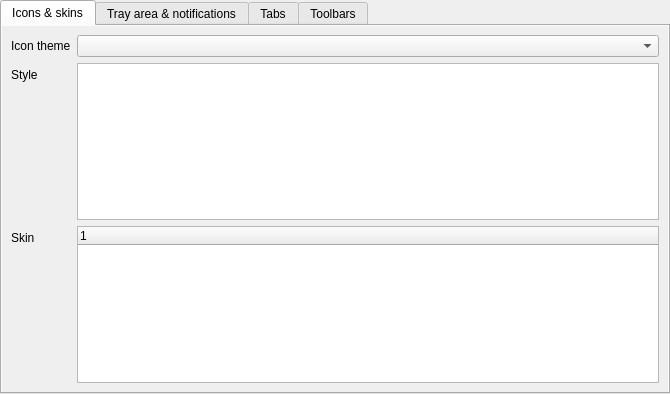
Old version of the form src/librssguard/gui/settings/settingsgui.ui in the repository norbusan/rssguard-debian.
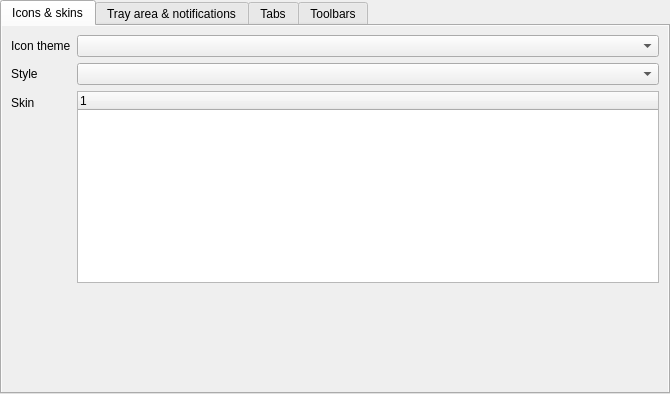
New version of the form. Custom widgets are drawn as their Qt base class.

What changed in the file:
```diff
--- a/src/librssguard/gui/settings/settingsgui.ui
+++ b/src/librssguard/gui/settings/settingsgui.ui
@@ -89,9 +89,6 @@
              </property>
             </widget>
            </item>
-           <item row="1" column="1">
-            <widget class="QListWidget" name="m_listStyles"/>
-           </item>
            <item row="2" column="0">
             <widget class="QLabel" name="m_lblSkin">
              <property name="text">
@@ -129,6 +126,22 @@
              </column>
             </widget>
            </item>
+           <item row="1" column="1">
+            <widget class="QComboBox" name="m_cmbStyles"/>
+           </item>
+           <item row="3" column="0" colspan="2">
+            <spacer name="verticalSpacer">
+             <property name="orientation">
+              <enum>Qt::Vertical</enum>
+             </property>
+             <property name="sizeHint" stdset="0">
+              <size>
+               <width>20</width>
+               <height>40</height>
+              </size>
+             </property>
+            </spacer>
+           </item>
           </layout>
          </widget>
         </widget>
```
Left out of the diff: 28 changed lines with no effect on the pictures.
